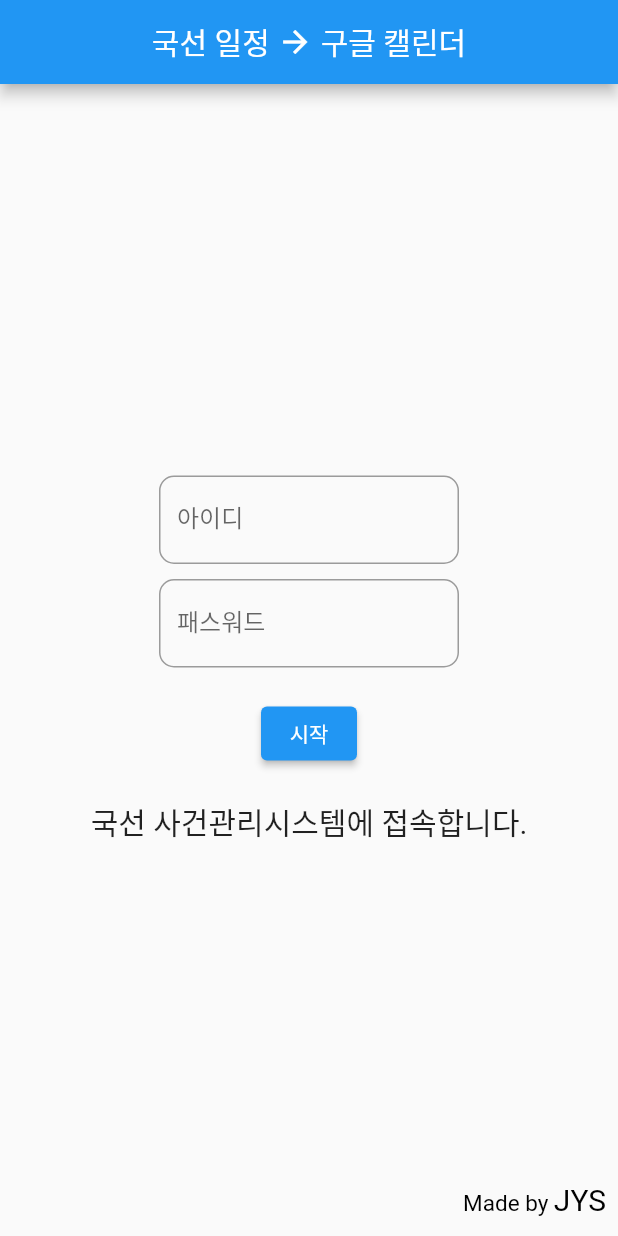
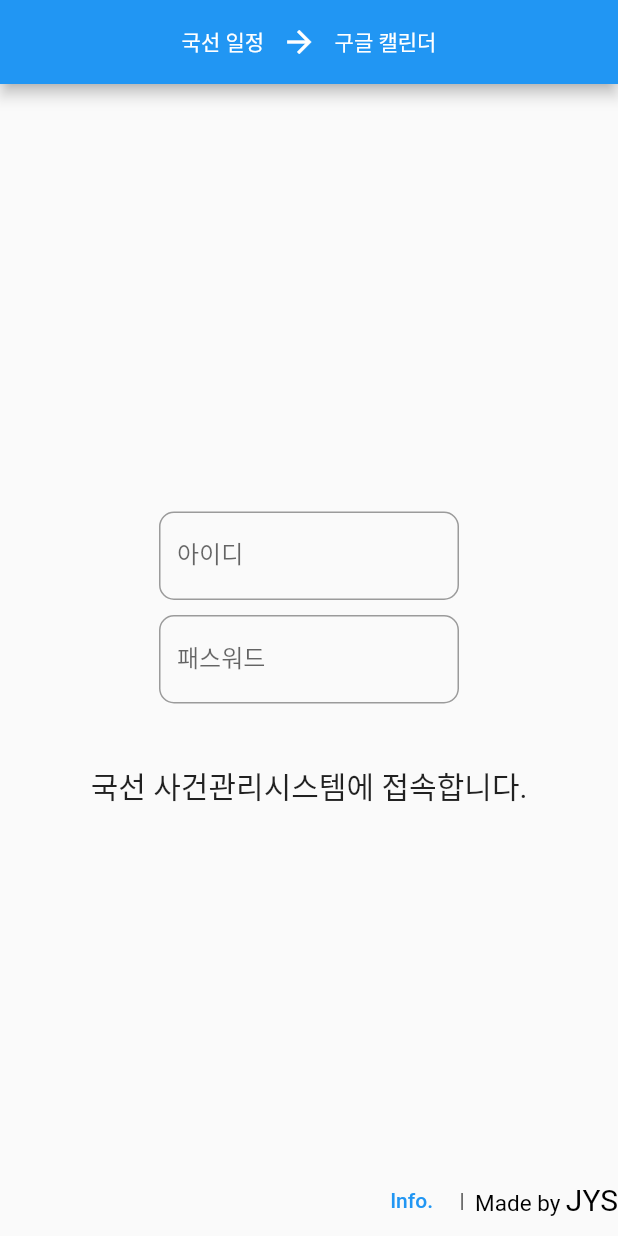
Before and after one commit to keenager/public_def_app, a Flutter app: the screen it shows after launch, after a tap on "시작", on a phone screen of 412 x 824 dp. Run offline on Flutter 3.47's test engine with Material 2 defaults, Android fonts, the phone set to English and light mode, and no system bars; our stand-ins replace flutter_dotenv, googleapis_auth; missing offline and left inert: googleapis, puppeteer.

Commit message:
env추가, displayText수정,

```diff
--- a/lib/main.dart
+++ b/lib/main.dart
@@ -3,8 +3,10 @@ import 'package:puppeteer/puppeteer.dart' as ppt;
 import 'package:googleapis_auth/auth_io.dart';
 import 'package:googleapis/calendar/v3.dart' as cal;
 import 'package:url_launcher/url_launcher_string.dart';
+import 'package:flutter_dotenv/flutter_dotenv.dart';
 
-void main() {
+Future main() async {
+  await dotenv.load(fileName: '.env');
   runApp(const MyApp());
 }
 
@@ -28,20 +30,40 @@ class MyHomePage extends StatefulWidget {
   State<MyHomePage> createState() => _MyHomePageState();
 }
 
+const howManyWeeks = 10;
+
 class _MyHomePageState extends State<MyHomePage> {
   String displayText = '국선 사건관리시스템 ID&PW를 입력하세요';
   final c1 = TextEditingController();
   final c2 = TextEditingController();
+  bool isLoading = false;
+
   @override
   Widget build(BuildContext context) {
     return Scaffold(
       appBar: AppBar(
         title: Row(
           mainAxisAlignment: MainAxisAlignment.center,
-          children: const [
-            Text('국선 일정 '),
-            Icon(Icons.arrow_forward_sharp),
-            Text(' 구글 캘린더'),
+          children: [
+            TextButton(
+              child: const Text(
+                '국선 일정 ',
+                style: TextStyle(color: Colors.white),
+              ),
+              onPressed: () async {
+                await launchUrlString('https://case.publicdef.net');
+              },
+            ),
+            const Icon(Icons.arrow_forward_sharp),
+            TextButton(
+              child: const Text(
+                ' 구글 캘린더',
+                style: TextStyle(color: Colors.white),
+              ),
+              onPressed: () async {
+                await launchUrlString('https://calendar.google.com');
+              },
+            ),
           ],
         ),
         centerTitle: true,
@@ -60,6 +82,9 @@ class _MyHomePageState extends State<MyHomePage> {
                     borderRadius: BorderRadius.all(Radius.circular(10)),
                   ),
                 ),
+                onSubmitted: (value) {
+                  if (!isLoading) mainProcess();
+                },
               ),
             ),
             const SizedBox(
@@ -76,29 +101,19 @@ class _MyHomePageState extends State<MyHomePage> {
                   ),
                 ),
                 obscureText: true,
+                onSubmitted: (value) {
+                  if (!isLoading) mainProcess();
+                },
               ),
             ),
             const SizedBox(
               height: 20,
             ),
-            ElevatedButton(
-              child: const Text('시작'),
-              onPressed: () async {
-                setState(() {
-                  displayText = '국선 사건관리시스템에 접속합니다.';
-                });
-                List<dynamic>? schedules =
-                    await getData(id: c1.text, password: c2.text);
-                if (schedules == null) {
-                  setState(() {
-                    displayText = '일정이 없거나 일정을 가져오지 못했습니다.';
-                  });
-                } else {
-                  await Future.delayed(const Duration(seconds: 2));
-                  insertEvent(schedules);
-                }
-              },
-            ),
+            if (!isLoading)
+              ElevatedButton(
+                child: const Text('시작'),
+                onPressed: mainProcess,
+              ),
             const SizedBox(
               height: 20,
             ),
@@ -115,24 +130,18 @@ class _MyHomePageState extends State<MyHomePage> {
         mainAxisAlignment: MainAxisAlignment.end,
         children: [
           TextButton(
-            child: RichText(
-              text: const TextSpan(
-                text: 'Made by ',
-                style: TextStyle(fontSize: 15, color: Colors.black),
-                children: [
-                  TextSpan(
-                    text: 'JYS',
-                    style: TextStyle(fontSize: 20, color: Colors.black),
-                  ),
-                ],
-              ),
-            ),
+            child: const Text('Info.'),
             onPressed: () {
               showDialog(
                 context: context,
                 builder: (context) {
                   return AlertDialog(
-                    content: const Text('문의는 심 변호사님에게 해주세요 :)'),
+                    content: const Text(
+                        '''  - 상단 바의 '국선 일정'과 '구글 캘린더'를 클릭하면 해당 웹페이지로 이동합니다.
+  - 짧은 시간에 다수의 요청을 보낼 경우 구글 서버에서 에러를 내버려서 현재로서는 부득이 시간이 다소 걸리는 방식을 택했습니다(30초 정도).
+  - 언제가 될진 모르겠지만, 혹시 해결책을 발견하면 반영하겠습니다.
+  - 오류 발견, 요청 사항 있으시면 심 변호사님에게 말씀해주세요 :)
+  '''),
                     actions: [
                       TextButton(
                         child: const Text('OK'),
@@ -146,9 +155,43 @@ class _MyHomePageState extends State<MyHomePage> {
               );
             },
           ),
+          const Text('|  '),
+          RichText(
+            text: const TextSpan(
+              text: 'Made by ',
+              style: TextStyle(fontSize: 15, color: Colors.black),
+              children: [
+                TextSpan(
+                  text: 'JYS',
+                  style: TextStyle(fontSize: 20, color: Colors.black),
+                ),
+              ],
+            ),
+          )
         ],
       ),
     );
+  }
+
+  Future<void> mainProcess() async {
+    setState(() {
+      isLoading = true;
+      displayText = '국선 사건관리시스템에 접속합니다.';
+    });
+    List<dynamic>? schedules = await getData(id: c1.text, password: c2.text);
+    if (schedules == null) {
+      setState(() {
+        isLoading = false;
+        displayText = '일정을 가져오지 못했습니다.\n아이디 또는 비밀번호를 확인해주세요.';
+      });
+    } else {
+      await Future.delayed(const Duration(seconds: 2));
+      await insertEvent(schedules);
+      setState(() {
+        isLoading = false;
+        displayText = '구글캘린더 추가 완료!!!';
+      });
+    }
   }
 
   Future<List<dynamic>?> getData(
@@ -185,7 +228,7 @@ class _MyHomePageState extends State<MyHomePage> {
     await weeklySchedule.click();
 
     List<dynamic> schedules = await getSchedules(myPage);
-    for (int i = 0; i < 12; i++) {
+    for (int i = 0; i < howManyWeeks; i++) {
       var next = await myPage.$('.fc-next-button');
       await next.click();
       var temp = await getSchedules(myPage);
@@ -235,7 +278,10 @@ class _MyHomePageState extends State<MyHomePage> {
   }
 
   Future<void> insertEvent(List<dynamic> schedules) async {
-    var _clientId = ClientId('', '');
+    var _clientId = ClientId(
+      dotenv.get('CLIENT_ID'),
+      dotenv.get('CLIENT_SECRET'),
+    );
     const _scopes = [cal.CalendarApi.calendarScope];
     try {
       var client = await clientViaUserConsent(_clientId, _scopes, prompt);
@@ -270,7 +316,8 @@ class _MyHomePageState extends State<MyHomePage> {
             .insert(event, newCalendar.id ?? 'no Id...');
         if (createEvent.status == 'confirmed') {
           setState(() {
-            displayText = '사건 일정이 구글캘린더에 추가되었습니다.';
+            displayText =
+                '사건 일정($howManyWeeks주)을 구글캘린더에 추가하고 있습니다.\n 30초 정도 걸립니다.';
           });
         } else {
           setState(() {
```
Also changed, not shown: pubspec.yaml (+3 -7 lines), pubspec.lock, 3 other files.
